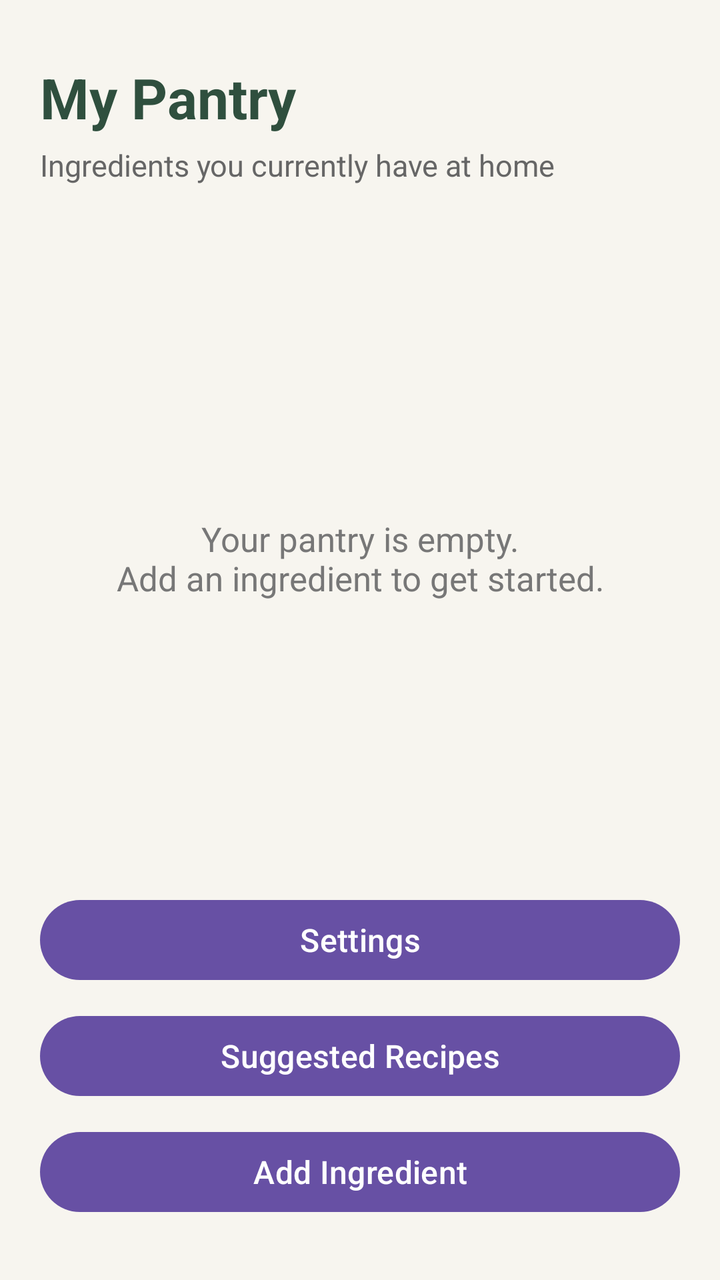
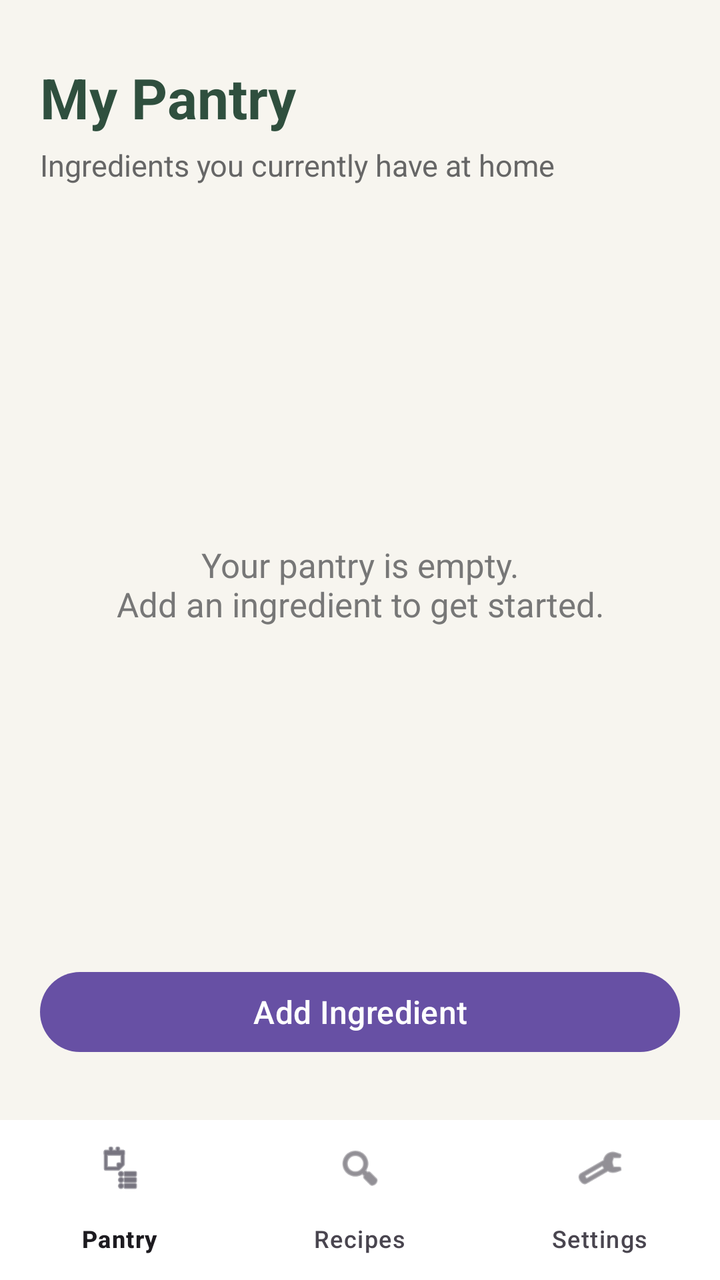

Two renders of the same Android screen: before a commit and after it. Below are the layout's source before the change and the commit's diff.
<!-- AndroidManifest.xml: application theme Theme.SmartPantryManager -->
<!-- res/layout/activity_main.xml -->
<?xml version="1.0" encoding="utf-8"?>
<LinearLayout xmlns:android="http://schemas.android.com/apk/res/android"
    android:layout_width="match_parent"
    android:layout_height="match_parent"
    android:orientation="vertical"
    android:padding="20dp"
    android:background="#F7F5EF">

    <TextView
        android:id="@+id/tvTitle"
        android:layout_width="wrap_content"
        android:layout_height="wrap_content"
        android:text="My Pantry"
        android:textSize="28sp"
        android:textStyle="bold"
        android:textColor="#2F4F3E"
        android:layout_marginTop="10dp"
        android:layout_marginBottom="5dp" />

    <TextView
        android:id="@+id/tvSubtitle"
        android:layout_width="wrap_content"
        android:layout_height="wrap_content"
        android:text="Ingredients you currently have at home"
        android:textSize="15sp"
        android:textColor="#666666"
        android:layout_marginBottom="20dp" />

    <FrameLayout
        android:layout_width="match_parent"
        android:layout_height="0dp"
        android:layout_weight="1">

        <androidx.recyclerview.widget.RecyclerView
            android:id="@+id/recyclerViewPantry"
            android:layout_width="match_parent"
            android:layout_height="match_parent" />

        <TextView
            android:id="@+id/tvEmptyPantry"
            android:layout_width="match_parent"
            android:layout_height="match_parent"
            android:gravity="center"
            android:text="Your pantry is empty.&#10;Add an ingredient to get started."
            android:textAlignment="center"
            android:textSize="17sp"
            android:textColor="#777777" />

    </FrameLayout>

    <Button
        android:id="@+id/btnSettings"
        android:layout_width="match_parent"
        android:layout_height="wrap_content"
        android:text="Settings"
        android:textSize="16sp"
        android:textAllCaps="false"
        android:layout_marginBottom="10dp" />

    <Button
        android:id="@+id/btnSuggestedRecipes"
        android:layout_width="match_parent"
        android:layout_height="wrap_content"
        android:text="Suggested Recipes"
        android:textSize="16sp"
        android:textAllCaps="false"
        android:layout_marginBottom="10dp" />

    <Button
        android:id="@+id/btnAddIngredient"
        android:layout_width="match_parent"
        android:layout_height="wrap_content"
        android:text="Add Ingredient"
        android:textSize="16sp"
        android:textAllCaps="false"
        android:layout_marginBottom="10dp" />

</LinearLayout>
<!-- resources referenced by this layout -->
<resources>
  <style name="Theme.SmartPantryManager" parent="Base.Theme.SmartPantryManager" />
  <style name="Base.Theme.SmartPantryManager" parent="Theme.Material3.DayNight.NoActionBar">
          
          
      </style>
</resources>

<!-- the commit's change to res/layout/activity_main.xml (unified diff, before → after) -->
@@ -1,78 +1,78 @@
 <?xml version="1.0" encoding="utf-8"?>
 <LinearLayout xmlns:android="http://schemas.android.com/apk/res/android"
+    xmlns:app="http://schemas.android.com/apk/res-auto"
     android:layout_width="match_parent"
     android:layout_height="match_parent"
     android:orientation="vertical"
-    android:padding="20dp"
     android:background="#F7F5EF">
 
-    <TextView
-        android:id="@+id/tvTitle"
-        android:layout_width="wrap_content"
-        android:layout_height="wrap_content"
-        android:text="My Pantry"
-        android:textSize="28sp"
-        android:textStyle="bold"
-        android:textColor="#2F4F3E"
-        android:layout_marginTop="10dp"
-        android:layout_marginBottom="5dp" />
-
-    <TextView
-        android:id="@+id/tvSubtitle"
-        android:layout_width="wrap_content"
-        android:layout_height="wrap_content"
-        android:text="Ingredients you currently have at home"
-        android:textSize="15sp"
-        android:textColor="#666666"
-        android:layout_marginBottom="20dp" />
-
-    <FrameLayout
+    <LinearLayout
         android:layout_width="match_parent"
         android:layout_height="0dp"
-        android:layout_weight="1">
-
-        <androidx.recyclerview.widget.RecyclerView
-            android:id="@+id/recyclerViewPantry"
-            android:layout_width="match_parent"
-            android:layout_height="match_parent" />
+        android:layout_weight="1"
+        android:orientation="vertical"
+        android:padding="20dp">
 
         <TextView
-            android:id="@+id/tvEmptyPantry"
+            android:id="@+id/tvTitle"
+            android:layout_width="wrap_content"
+            android:layout_height="wrap_content"
+            android:text="My Pantry"
+            android:textSize="28sp"
+            android:textStyle="bold"
+            android:textColor="#2F4F3E"
+            android:layout_marginTop="10dp"
+            android:layout_marginBottom="5dp" />
+
+        <TextView
+            android:id="@+id/tvSubtitle"
+            android:layout_width="wrap_content"
+            android:layout_height="wrap_content"
+            android:text="Ingredients you currently have at home"
+            android:textSize="15sp"
+            android:textColor="#666666"
+            android:layout_marginBottom="20dp" />
+
+        <FrameLayout
             android:layout_width="match_parent"
-            android:layout_height="match_parent"
-            android:gravity="center"
-            android:text="Your pantry is empty.&#10;Add an ingredient to get started."
-            android:textAlignment="center"
-            android:textSize="17sp"
-            android:textColor="#777777" />
+            android:layout_height="0dp"
+            android:layout_weight="1">
 
-    </FrameLayout>
+            <androidx.recyclerview.widget.RecyclerView
+                android:id="@+id/recyclerViewPantry"
+                android:layout_width="match_parent"
+                android:layout_height="match_parent" />
 
-    <Button
-        android:id="@+id/btnSettings"
+            <TextView
+                android:id="@+id/tvEmptyPantry"
+                android:layout_width="match_parent"
+                android:layout_height="match_parent"
+                android:gravity="center"
+                android:text="Your pantry is empty.&#10;Add an ingredient to get started."
+                android:textAlignment="center"
+                android:textSize="17sp"
+                android:textColor="#777777" />
+
+        </FrameLayout>
+
+        <Button
+            android:id="@+id/btnAddIngredient"
+            android:layout_width="match_parent"
+            android:layout_height="wrap_content"
+            android:text="Add Ingredient"
+            android:textSize="16sp"
+            android:textAllCaps="false"
+            android:layout_marginTop="10dp"
+            android:layout_marginBottom="10dp" />
+
+    </LinearLayout>
+
+    <com.google.android.material.bottomnavigation.BottomNavigationView
+        android:id="@+id/bottomNavigationView"
         android:layout_width="match_parent"
         android:layout_height="wrap_content"
-        android:text="Settings"
-        android:textSize="16sp"
-        android:textAllCaps="false"
-        android:layout_marginBottom="10dp" />
-
-    <Button
-        android:id="@+id/btnSuggestedRecipes"
-        android:layout_width="match_parent"
-        android:layout_height="wrap_content"
-        android:text="Suggested Recipes"
-        android:textSize="16sp"
-        android:textAllCaps="false"
-        android:layout_marginBottom="10dp" />
-
-    <Button
-        android:id="@+id/btnAddIngredient"
-        android:layout_width="match_parent"
-        android:layout_height="wrap_content"
-        android:text="Add Ingredient"
-        android:textSize="16sp"
-        android:textAllCaps="false"
-        android:layout_marginBottom="10dp" />
+        android:background="#FFFFFF"
+        app:menu="@menu/bottom_nav_menu"
+        app:labelVisibilityMode="labeled" />
 
 </LinearLayout>
